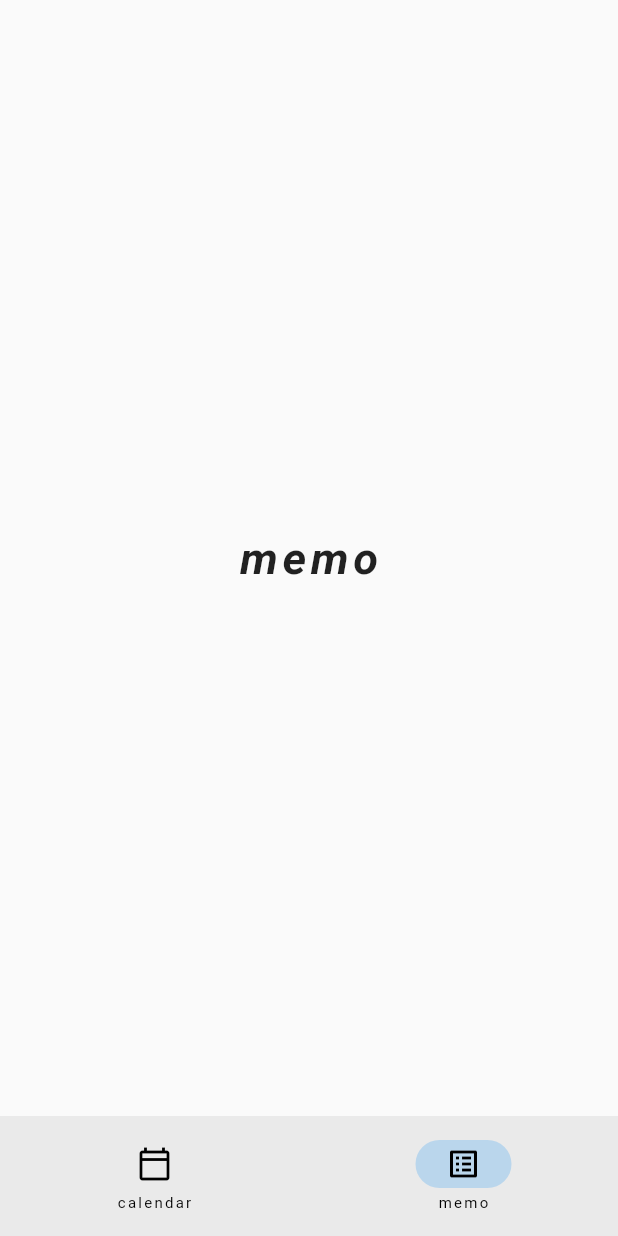
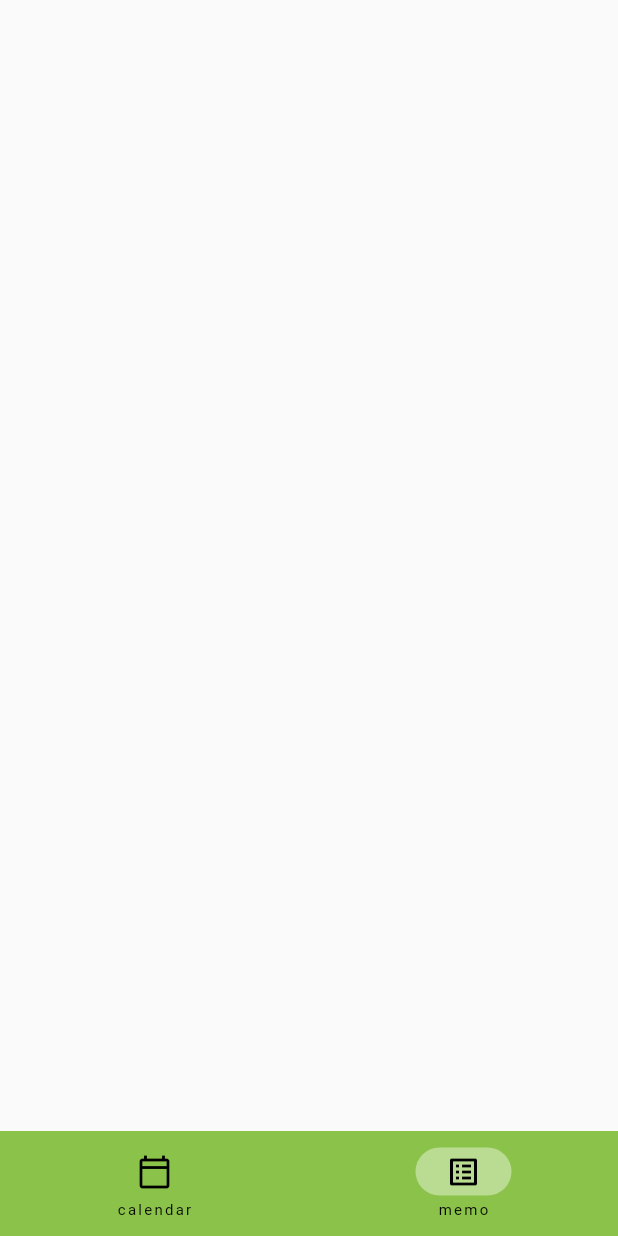
Before and after one commit to hyojuseo/simple_calendar_memo_app, a Flutter app: the screen it shows after launch, item 2 of the bottom bar chosen, on a phone screen of 412 x 824 dp. Run offline on Flutter 3.47's test engine with Material 2 defaults, Android fonts, the phone set to English and light mode, and no system bars; our stand-ins replace get, table_calendar.

Commit message:
bottomNav에 따른 pageChange add

```diff
--- a/lib/controller/bottom_navi_controller.dart
+++ b/lib/controller/bottom_navi_controller.dart
@@ -1,6 +1,22 @@
-import 'package:get/state_manager.dart';
+import 'package:flutter/material.dart';
+import 'package:get/get.dart';
+import 'package:todo_calendar/pages/calendar.dart';
+import 'package:todo_calendar/pages/memo.dart';
 
-class BottomNavController extends GetxController{
+enum PageName { CALENDAR, MEMO }
+
+class BottomNavController extends GetxController {
+
+  static BottomNavController get to => Get.find();
   RxInt currentIndex = 0.obs;
 
+  Widget? changePage(int value) {
+    var page = PageName.values[value];
+    switch(page){
+      case PageName.CALENDAR:
+        return const Calendar();
+      case PageName.MEMO:
+        return const Memo();
+    }
+  }
 }
--- /dev/null
+++ b/lib/pages/calendar.dart
@@ -0,0 +1,21 @@
+import 'package:flutter/material.dart';
+import 'package:table_calendar/table_calendar.dart';
+
+class Calendar extends StatelessWidget {
+  const Calendar({Key? key}) : super(key: key);
+
+  @override
+  Widget build(BuildContext context) {
+    return SingleChildScrollView(
+      child: Column(
+        children: [
+          TableCalendar(
+            focusedDay: DateTime.now(),
+            firstDay: DateTime.utc(2010, 10, 20),
+            lastDay: DateTime.utc(2040, 10, 20),
+          ),
+        ],
+      ),
+    );
+  }
+}
--- a/lib/pages/home.dart
+++ b/lib/pages/home.dart
@@ -12,24 +12,30 @@ const TextStyle _bottomStyle = TextStyle(
 class Home extends GetView<BottomNavController> {
   Home({Key? key}) : super(key: key);
 
-  List<Widget> pages = const [
-    Text('calendar', style: _bottomStyle),
-    Text('memo', style: _bottomStyle),
-  ];
+  // List<Widget> pages = const [
+  //   Text('calendar', style: _bottomStyle),
+  //   Text('memo', style: _bottomStyle),
+  // ];
 
   @override
   Widget build(BuildContext context) {
     return Obx(
       () => Scaffold(
         body: SafeArea(
-          child: Center(
-            child: pages[controller.currentIndex.value],
+          child: controller.changePage(controller
+              .currentIndex.value)!,
+          //pages[controller.currentIndex.value],
         ),
+
+        bottomNavigationBar: NavigationBarTheme(
+          data: NavigationBarThemeData(
+            indicatorColor: Colors.white.withOpacity(0.4),
           ),
-        bottomNavigationBar: NavigationBar(
+          child: NavigationBar(
+            height: 70,
+            backgroundColor: Colors.lightGreen,
             selectedIndex: controller.currentIndex.value,
             onDestinationSelected: (int newIndex) {
-            print(newIndex);
               controller.currentIndex.value = newIndex;
             },
             destinations: const [
@@ -39,6 +45,7 @@ class Home extends GetView<BottomNavController> {
             ],
           ),
         ),
+      ),
     );
   }
 }
--- /dev/null
+++ b/lib/pages/memo.dart
@@ -0,0 +1,10 @@
+import 'package:flutter/material.dart';
+
+class Memo extends StatelessWidget {
+  const Memo({Key? key}) : super(key: key);
+
+  @override
+  Widget build(BuildContext context) {
+    return Container();
+  }
+}
--- a/pubspec.yaml
+++ b/pubspec.yaml
@@ -35,6 +35,7 @@ dependencies:
   # Use with the CupertinoIcons class for iOS style icons.
   cupertino_icons: ^1.0.2
   get: ^4.6.1
+  table_calendar: ^3.0.5
 
 dev_dependencies:
   flutter_test:
```
Also changed, not shown: pubspec.lock. Lines whose indentation alone changed are shown as unchanged.
